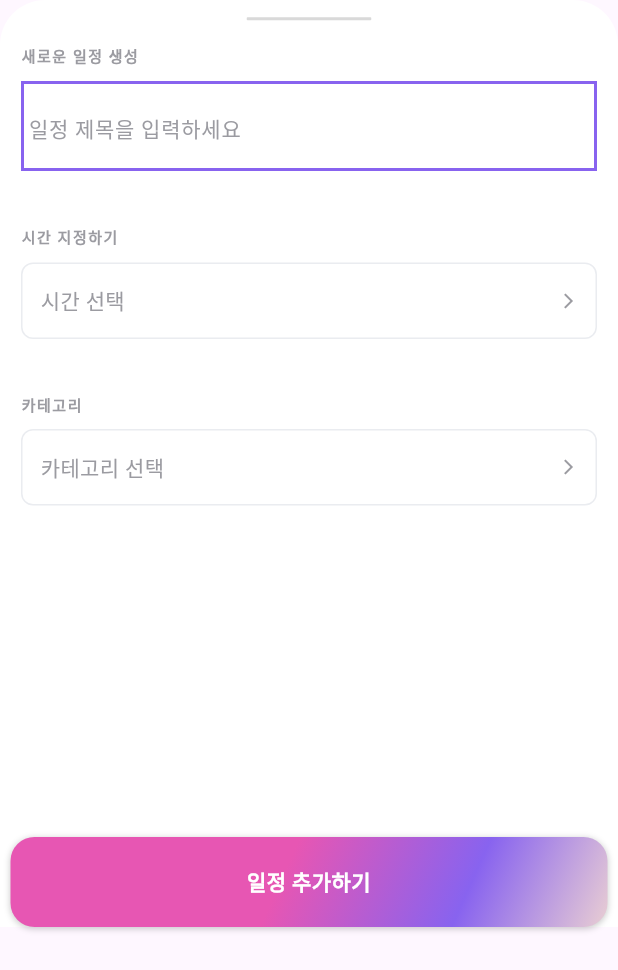
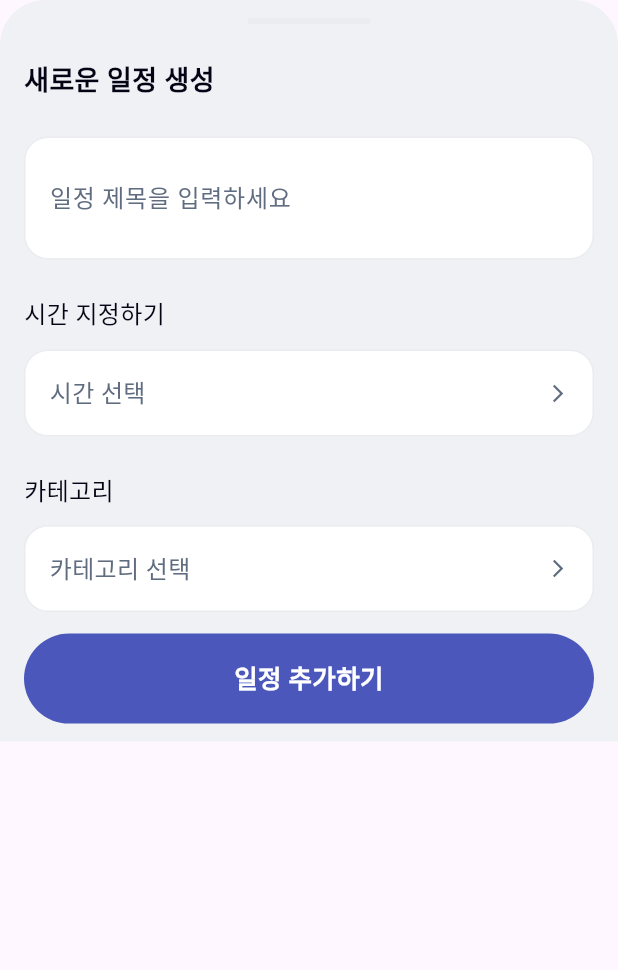
Before and after one commit to standardkim11/LG_DX_School_DX_Project, a Flutter app: the AddTodoModal widget shown alone on an empty page, opened directly, on a phone screen of 412 x 824 dp. Shown: the top 970 px of the screen. Run offline on Flutter 3.47's test engine with Material 3 defaults, Android fonts, the phone set to English and light mode, and no system bars; Roboto replaces fonts that are missing (LG Smart_H).

Commit message:
모달 디자인 수정정

```diff
--- a/front/lib/components/add_todo_modal.dart
+++ b/front/lib/components/add_todo_modal.dart
@@ -1,6 +1,8 @@
 // 일정 추가하기 모달
 
 import 'package:flutter/material.dart';
+import 'app_colors.dart';
+import 'app_text_styles.dart';
 
 class AddTodoModal extends StatefulWidget {
   const AddTodoModal({super.key});
@@ -23,92 +25,69 @@ class _AddTodoModalState extends State<AddTodoModal> {
   @override
   Widget build(BuildContext context) {
     return Container(
-      height: MediaQuery.of(context).size.height * 0.75,
-      decoration: const ShapeDecoration(
-        color: Colors.white,
-        shape: RoundedRectangleBorder(
-          borderRadius: BorderRadius.only(
-            topLeft: Radius.circular(30),
-            topRight: Radius.circular(30),
-          ),
+      height: MediaQuery.of(context).size.height * 0.6,
+      decoration: const BoxDecoration(
+        color: AppColors.backgroundGray,
+        borderRadius: BorderRadius.only(
+          topLeft: Radius.circular(30),
+          topRight: Radius.circular(30),
         ),
       ),
       child: Column(
         children: [
           // 드래그 핸들
           Container(
-            margin: const EdgeInsets.only(top: 12, bottom: 16),
+            margin: const EdgeInsets.only(top: 12, bottom: 24),
             width: 82,
-            height: 1,
-            decoration: ShapeDecoration(
-              shape: RoundedRectangleBorder(
-                side: const BorderSide(
-                  width: 1,
-                  strokeAlign: BorderSide.strokeAlignCenter,
-                  color: Color(0xFFD9D9D9),
-                ),
-              ),
+            height: 4,
+            decoration: BoxDecoration(
+              color: AppColors.borderLight,
+              borderRadius: BorderRadius.circular(2),
             ),
           ),
 
           Expanded(
             child: SingleChildScrollView(
-              padding: const EdgeInsets.symmetric(horizontal: 14),
+              padding: const EdgeInsets.symmetric(horizontal: 16),
               child: Column(
                 crossAxisAlignment: CrossAxisAlignment.start,
                 children: [
-                  // 새로운 일정 생성
+                  // 제목
                   Text(
                     '새로운 일정 생성',
-                    style: TextStyle(
-                      color: const Color(0xFF9B9BA1),
-                      fontSize: 10,
-                      fontFamily: 'LG Smart_H',
-                      fontWeight: FontWeight.w700,
-                      height: 1.60,
-                      letterSpacing: 1,
-                    ),
+                    style: AppTextStyles.sectionTitle(
+                      context,
+                    ).copyWith(fontSize: 18, fontWeight: FontWeight.w600),
                   ),
-                  const SizedBox(height: 8),
+                  const SizedBox(height: 24),
 
                   // 일정 제목 입력 필드
                   Container(
                     width: double.infinity,
-                    padding: const EdgeInsets.only(
-                      top: 6,
-                      left: 3,
-                      right: 3,
-                      bottom: 2,
-                    ),
-                    decoration: ShapeDecoration(
-                      shape: RoundedRectangleBorder(
-                        side: const BorderSide(
-                          width: 2,
-                          color: Color(0xFF8863EF), // 컬러-서브-블루보라
-                        ),
+                    padding: const EdgeInsets.all(16),
+                    decoration: BoxDecoration(
+                      color: AppColors.backgroundWhite,
+                      borderRadius: BorderRadius.circular(16),
+                      border: Border.all(
+                        color: AppColors.borderLight,
+                        width: 1,
                       ),
                     ),
                     child: TextField(
                       controller: _titleController,
-                      style: const TextStyle(
-                        color: Color(0xFF111111),
-                        fontSize: 14,
+                      style: TextStyle(
+                        color: AppColors.textPrimary,
+                        fontSize: 16,
                         fontFamily: 'LG Smart_H',
                         fontWeight: FontWeight.w400,
-                        height: 1.71,
+                        height: 1.43,
                       ),
-                      decoration: const InputDecoration(
+                      decoration: InputDecoration(
                         border: InputBorder.none,
-                        contentPadding: EdgeInsets.only(
-                          left: 0,
-                          right: 0,
-                          top: 0,
-                          bottom: 0,
-                        ),
                         hintText: '일정 제목을 입력하세요',
                         hintStyle: TextStyle(
-                          color: Color(0xFF9B9BA1),
-                          fontSize: 14,
+                          color: AppColors.textSecondary,
+                          fontSize: 16,
                           fontFamily: 'LG Smart_H',
                           fontWeight: FontWeight.w400,
                         ),
@@ -116,21 +95,11 @@ class _AddTodoModalState extends State<AddTodoModal> {
                     ),
                   ),
 
-                  const SizedBox(height: 36),
+                  const SizedBox(height: 24),
 
                   // 시간 지정하기
-                  Text(
-                    '시간 지정하기',
-                    style: TextStyle(
-                      color: const Color(0xFF9B9BA1),
-                      fontSize: 10,
-                      fontFamily: 'LG Smart_H',
-                      fontWeight: FontWeight.w700,
-                      height: 1.60,
-                      letterSpacing: 1,
-                    ),
-                  ),
-                  const SizedBox(height: 8),
+                  Text('시간 지정하기', style: AppTextStyles.sectionTitle(context)),
+                  const SizedBox(height: 12),
 
                   // 시간 선택 버튼
                   GestureDetector(
@@ -139,16 +108,14 @@ class _AddTodoModalState extends State<AddTodoModal> {
                     },
                     child: Container(
                       width: double.infinity,
-                      padding: const EdgeInsets.symmetric(
-                        horizontal: 12,
-                        vertical: 14,
-                      ),
+                      padding: const EdgeInsets.all(16),
                       decoration: BoxDecoration(
+                        color: AppColors.backgroundWhite,
                         border: Border.all(
-                          color: const Color(0xFFEAECF0),
+                          color: AppColors.borderLight,
                           width: 1,
                         ),
-                        borderRadius: BorderRadius.circular(8),
+                        borderRadius: BorderRadius.circular(16),
                       ),
                       child: Row(
                         mainAxisAlignment: MainAxisAlignment.spaceBetween,
@@ -157,38 +124,29 @@ class _AddTodoModalState extends State<AddTodoModal> {
                             _selectedTime ?? '시간 선택',
                             style: TextStyle(
                               color: _selectedTime != null
-                                  ? const Color(0xFF111111)
-                                  : const Color(0xFF9B9BA1),
-                              fontSize: 14,
+                                  ? AppColors.textPrimary
+                                  : AppColors.textSecondary,
+                              fontSize: 16,
                               fontFamily: 'LG Smart_H',
                               fontWeight: FontWeight.w400,
+                              height: 1.43,
                             ),
                           ),
-                          const Icon(
+                          Icon(
                             Icons.arrow_forward_ios,
-                            size: 12,
-                            color: Color(0xFF9B9BA1),
+                            size: 14,
+                            color: AppColors.textSecondary,
                           ),
                         ],
                       ),
                     ),
                   ),
 
-                  const SizedBox(height: 36),
+                  const SizedBox(height: 24),
 
                   // 카테고리
-                  Text(
-                    '카테고리',
-                    style: TextStyle(
-                      color: const Color(0xFF9B9BA1),
-                      fontSize: 10,
-                      fontFamily: 'LG Smart_H',
-                      fontWeight: FontWeight.w700,
-                      height: 1.60,
-                      letterSpacing: 1,
-                    ),
-                  ),
-                  const SizedBox(height: 8),
+                  Text('카테고리', style: AppTextStyles.sectionTitle(context)),
+                  const SizedBox(height: 12),
 
                   // 카테고리 선택 버튼
                   GestureDetector(
@@ -197,16 +155,14 @@ class _AddTodoModalState extends State<AddTodoModal> {
                     },
                     child: Container(
                       width: double.infinity,
-                      padding: const EdgeInsets.symmetric(
-                        horizontal: 12,
-                        vertical: 14,
-                      ),
+                      padding: const EdgeInsets.all(16),
                       decoration: BoxDecoration(
+                        color: AppColors.backgroundWhite,
                         border: Border.all(
-                          color: const Color(0xFFEAECF0),
+                          color: AppColors.borderLight,
                           width: 1,
                         ),
-                        borderRadius: BorderRadius.circular(8),
+                        borderRadius: BorderRadius.circular(16),
                       ),
                       child: Row(
                         mainAxisAlignment: MainAxisAlignment.spaceBetween,
@@ -215,17 +171,18 @@ class _AddTodoModalState extends State<AddTodoModal> {
                             _selectedCategory ?? '카테고리 선택',
                             style: TextStyle(
                               color: _selectedCategory != null
-                                  ? const Color(0xFF111111)
-                                  : const Color(0xFF9B9BA1),
-                              fontSize: 14,
+                                  ? AppColors.textPrimary
+                                  : AppColors.textSecondary,
+                              fontSize: 16,
                               fontFamily: 'LG Smart_H',
                               fontWeight: FontWeight.w400,
+                              height: 1.43,
                             ),
                           ),
-                          const Icon(
+                          Icon(
                             Icons.arrow_forward_ios,
-                            size: 12,
-                            color: Color(0xFF9B9BA1),
+                            size: 14,
+                            color: AppColors.textSecondary,
                           ),
                         ],
                       ),
@@ -240,30 +197,12 @@ class _AddTodoModalState extends State<AddTodoModal> {
 
           // 일정 추가하기 버튼
           Container(
-            margin: const EdgeInsets.fromLTRB(7, 0, 7, 0),
+            margin: const EdgeInsets.symmetric(horizontal: 16, vertical: 12),
             width: double.infinity,
             height: 60,
-            decoration: ShapeDecoration(
-              gradient: const LinearGradient(
-                begin: Alignment(-0.00, -1.44),
-                end: Alignment(1.07, 1.73),
-                colors: [
-                  Color(0xFFE756B3), // 컬러-서브-진달래
-                  Color(0xFF8863EF), // 컬러-서브-블루보라
-                  Color(0xFFFFE6CD), // 컬러-서브-아이보리
-                ],
-              ),
-              shape: RoundedRectangleBorder(
-                borderRadius: BorderRadius.circular(16),
-              ),
-              shadows: const [
-                BoxShadow(
-                  color: Color(0x33000000),
-                  blurRadius: 3,
-                  offset: Offset(0, 1),
-                  spreadRadius: 0,
-                ),
-              ],
+            decoration: BoxDecoration(
+              color: AppColors.textAccent,
+              borderRadius: BorderRadius.circular(30),
             ),
             child: Material(
               color: Colors.transparent,
@@ -278,16 +217,16 @@ class _AddTodoModalState extends State<AddTodoModal> {
                     });
                   }
                 },
-                borderRadius: BorderRadius.circular(16),
+                borderRadius: BorderRadius.circular(30),
                 child: const Center(
                   child: Text(
                     '일정 추가하기',
                     textAlign: TextAlign.center,
                     style: TextStyle(
                       color: Colors.white,
-                      fontSize: 14,
+                      fontSize: 17,
                       fontFamily: 'LG Smart_H',
-                      fontWeight: FontWeight.w700,
+                      fontWeight: FontWeight.w600,
                       height: 1.43,
                     ),
                   ),
```
